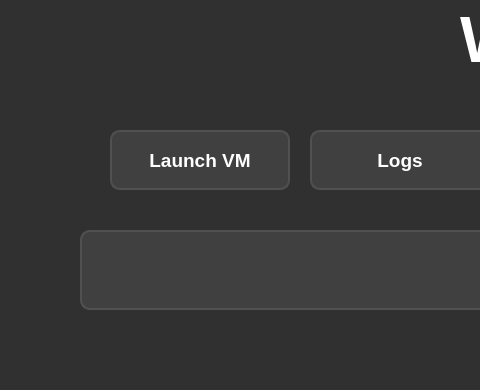
Before: the Qt Designer form ui/MainDashboard.ui in TBoston11/SandDriveUserInterface, drawn with Qt 5; both pictures show x 0 to 480 and y 580 to 970 of the 1200 by 970 pixel window.
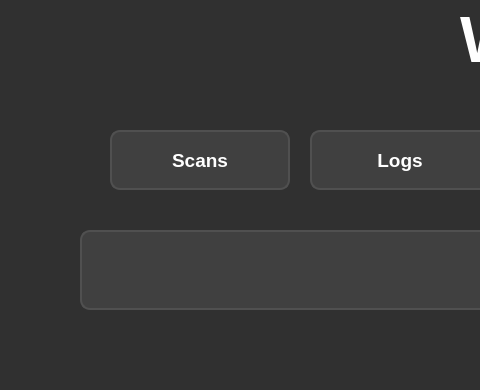
After: the same form once the commit is applied. Icons and pictures are not drawn.

Commit message: Add ScanScreen functionality and integrate with MainDashboard

What changed in the file:
```diff
--- a/ui/MainDashboard.ui
+++ b/ui/MainDashboard.ui
@@ -180,7 +180,7 @@
         </font>
        </property>
        <property name="text">
-        <string>Launch VM</string>
+        <string>Scans</string>
        </property>
       </widget>
      </item>
```
Left out of the diff: 2 changed lines with no effect on the pictures. The commit also changes 8 other files.
